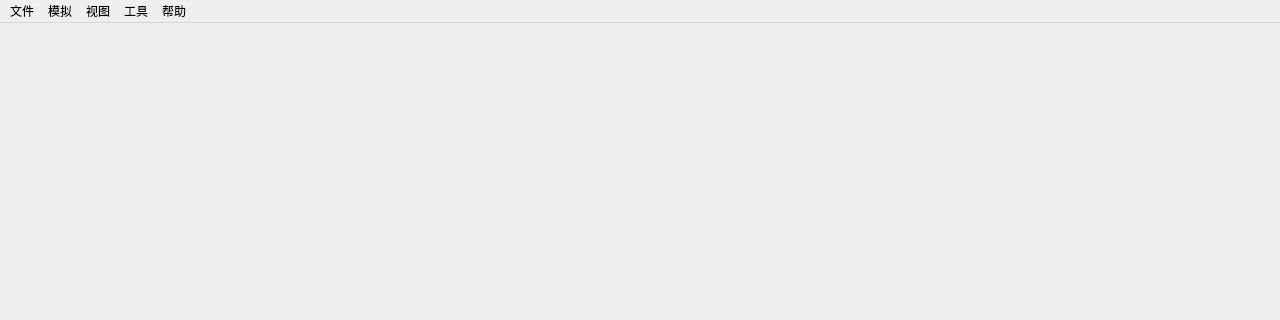
Qt form src/yuzu/main.ui (formylover/yuzu-early-access) before a commit; both pictures show x 0 to 1280 and y 0 to 320 of the 1280 by 720 pixel window.
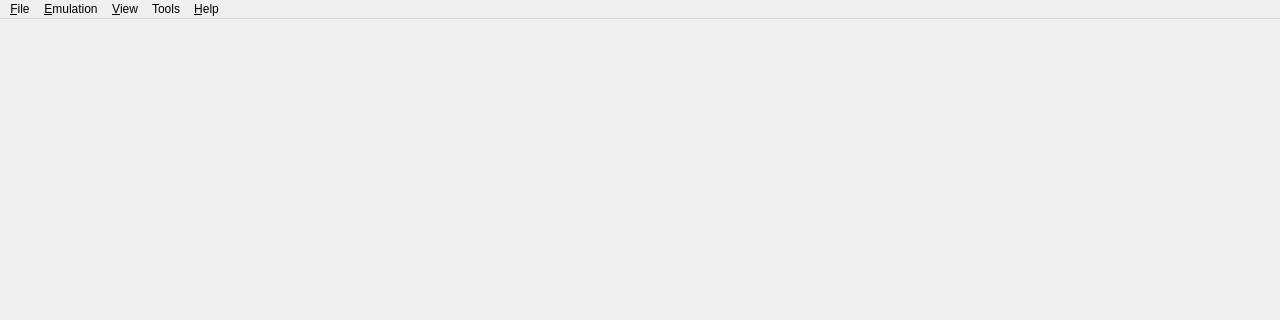
The same form after that commit. Icons and pictures are not drawn.

The edit to the form file:
```diff
--- a/src/yuzu/main.ui
+++ b/src/yuzu/main.ui
@@ -50,7 +50,7 @@
    </property>
    <widget class="QMenu" name="menu_File">
     <property name="title">
-     <string>文件</string>
+     <string>&amp;File</string>
     </property>
     <widget class="QMenu" name="menu_recent_files">
      <property name="title">
@@ -73,7 +73,7 @@
    </widget>
    <widget class="QMenu" name="menu_Emulation">
     <property name="title">
-     <string>模拟</string>
+     <string>&amp;Emulation</string>
     </property>
     <addaction name="action_Start"/>
     <addaction name="action_Pause"/>
@@ -84,7 +84,7 @@
    </widget>
    <widget class="QMenu" name="menu_View">
     <property name="title">
-     <string>视图</string>
+     <string>&amp;View</string>
     </property>
     <widget class="QMenu" name="menu_View_Debugging">
      <property name="title">
@@ -102,7 +102,7 @@
    </widget>
    <widget class="QMenu" name="menu_Tools">
     <property name="title">
-     <string>工具</string>
+     <string>Tools</string>
     </property>
     <addaction name="action_Rederive"/>
     <addaction name="separator"/>
@@ -110,7 +110,7 @@
    </widget>
    <widget class="QMenu" name="menu_Help">
     <property name="title">
-     <string>帮助</string>
+     <string>&amp;Help</string>
     </property>
     <addaction name="action_Report_Compatibility"/>
     <addaction name="action_Open_Mods_Page"/>
```
Left out of the diff: 52 changed lines with no effect on the pictures.
